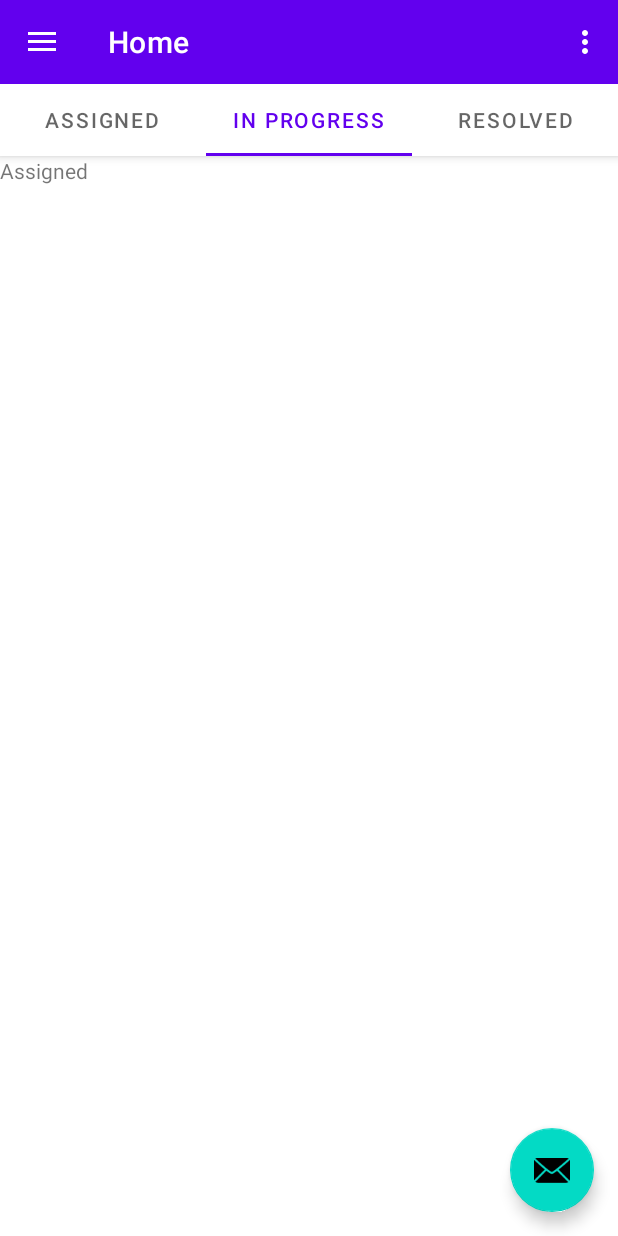
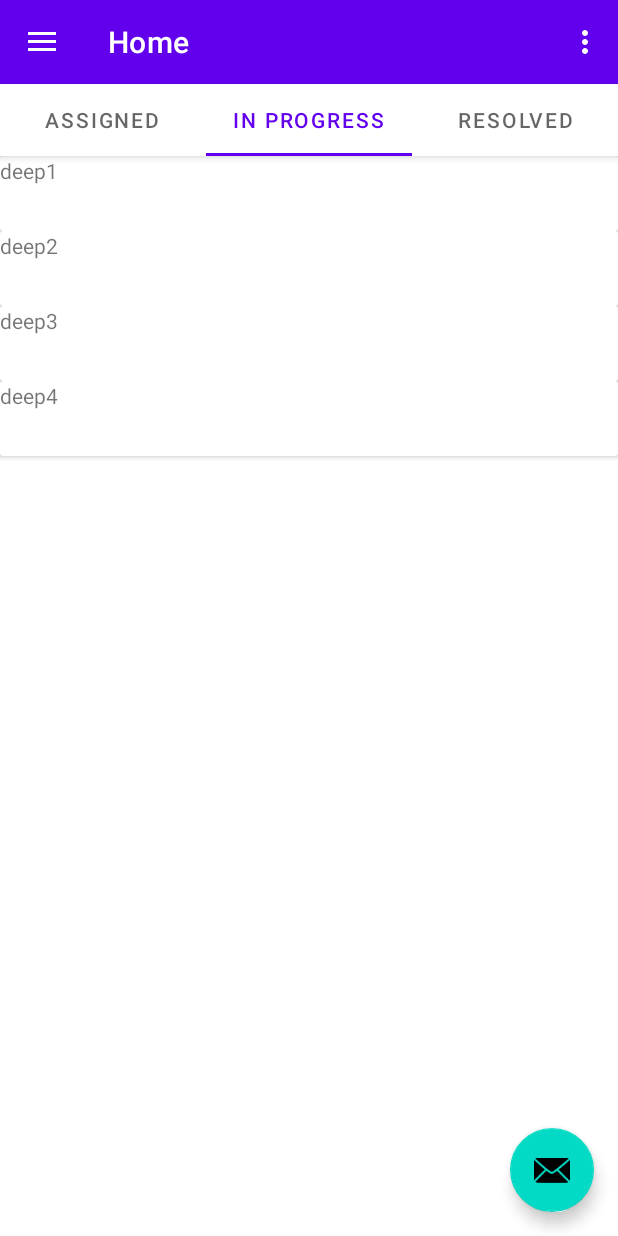
Before and after one commit to saikiaDeep/GrievifyAdmin, an Android app: the screen it shows after launch (StartActivity), tab 2 chosen, on a phone screen of 412 x 824 dp. Run offline under Robolectric (Android 15) with nearby library versions, the phone set to English and light mode, and no system bars; our stand-ins replace navigation-ui.

Commit message:
HomeScreen RecyclerView SetUp

```diff
--- /dev/null
+++ b/app/src/main/java/com/example/grievifyadmin/adapters/AssignedAdapter.kt
@@ -0,0 +1,36 @@
+package com.example.grievifyadmin.adapters
+
+import android.content.Context
+import android.content.Intent
+import android.view.LayoutInflater
+import android.view.ViewGroup
+import android.widget.Toast
+import androidx.recyclerview.widget.RecyclerView
+import com.example.grievifyadmin.dataClass.TicketData
+import com.example.grievifyadmin.databinding.TicketLayoutBinding
+
+class AssignedAdapter(private val context: Context?,
+                      private var ArrayList: ArrayList<TicketData>
+) :
+    RecyclerView.Adapter<AssignedAdapter.ItemsViewHolder>() {
+
+    inner class ItemsViewHolder(val adapterBinding: TicketLayoutBinding) :
+        RecyclerView.ViewHolder(adapterBinding.root)
+    override fun onCreateViewHolder(parent: ViewGroup, viewType: Int): ItemsViewHolder {
+        val binding=TicketLayoutBinding.inflate(LayoutInflater.from(parent.context),parent,false)
+
+        return ItemsViewHolder(binding)
+    }
+
+    override fun onBindViewHolder(holder: ItemsViewHolder, position: Int) {
+        holder.adapterBinding.textView2.text=ArrayList[position].userName
+        holder.itemView.setOnClickListener {
+           Toast.makeText(context,"Clicked",Toast.LENGTH_SHORT).show()
+        }
+    }
+
+    override fun getItemCount(): Int {
+        return ArrayList.size
+    }
+
+}
--- /dev/null
+++ b/app/src/main/java/com/example/grievifyadmin/dataClass/TicketData.kt
@@ -0,0 +1,14 @@
+package com.example.grievifyadmin.dataClass
+
+
+data class TicketData(val userName : String? = null,
+                    val userNo : String? = null, val category : String? = null,
+                    val priority : String? = null,
+                    val description: String?= null,
+                    val status : String? = null,
+                    val ticketID : String? = null,val complaintID : String? = null)
+{
+
+}
+
+//val imageList:ArrayList<String>?=null,
--- a/app/src/main/java/com/example/grievifyadmin/ui/main/AssignedFragment.kt
+++ b/app/src/main/java/com/example/grievifyadmin/ui/main/AssignedFragment.kt
@@ -5,7 +5,12 @@ import androidx.fragment.app.Fragment
 import android.view.LayoutInflater
 import android.view.View
 import android.view.ViewGroup
+import androidx.recyclerview.widget.GridLayoutManager
+import androidx.recyclerview.widget.LinearLayoutManager
 import com.example.grievifyadmin.R
+import com.example.grievifyadmin.adapters.AssignedAdapter
+import com.example.grievifyadmin.dataClass.TicketData
+import com.example.grievifyadmin.databinding.FragmentAssignedBinding
 
 // TODO: Rename parameter arguments, choose names that match
 // the fragment initialization parameters, e.g. ARG_ITEM_NUMBER
@@ -18,7 +23,7 @@ private const val ARG_PARAM2 = "param2"
  * create an instance of this fragment.
  */
 class AssignedFragment : Fragment() {
-    // TODO: Rename and change types of parameters
+
     private var param1: String? = null
     private var param2: String? = null
 
@@ -29,13 +34,22 @@ class AssignedFragment : Fragment() {
             param2 = it.getString(ARG_PARAM2)
         }
     }
+    private lateinit var binding: FragmentAssignedBinding
+    private val ticketModelArrayList=ArrayList<TicketData>()
 
     override fun onCreateView(
         inflater: LayoutInflater, container: ViewGroup?,
         savedInstanceState: Bundle?
     ): View? {
         // Inflate the layout for this fragment
-        return inflater.inflate(R.layout.fragment_assigned, container, false)
+        ticketModelArrayList.add(TicketData("deep1","2112129","sw","high","sad","inProgress","1234","5678"))
+        ticketModelArrayList.add(TicketData("deep2","2112129","sw","high","sad","inProgress","1234","5678"))
+        ticketModelArrayList.add(TicketData("deep3","2112129","sw","high","sad","inProgress","1234","5678"))
+        ticketModelArrayList.add(TicketData("deep4","2112129","sw","high","sad","inProgress","1234","5678"))
+        binding = FragmentAssignedBinding.inflate(layoutInflater)
+        binding.idRVAssigned.adapter= context?.let {it1-> AssignedAdapter(it1,ticketModelArrayList) }
+        binding.idRVAssigned.layoutManager= LinearLayoutManager(context)
+        return binding.root
     }
 
     companion object {
@@ -47,7 +61,6 @@ class AssignedFragment : Fragment() {
          * @param param2 Parameter 2.
          * @return A new instance of fragment AssignedFragment.
          */
-        // TODO: Rename and change types and number of parameters
         @JvmStatic
         fun newInstance(param1: String, param2: String) =
             AssignedFragment().apply {
--- a/app/src/main/java/com/example/grievifyadmin/ui/main/InProgressFragment.kt
+++ b/app/src/main/java/com/example/grievifyadmin/ui/main/InProgressFragment.kt
@@ -5,7 +5,12 @@ import androidx.fragment.app.Fragment
 import android.view.LayoutInflater
 import android.view.View
 import android.view.ViewGroup
+import androidx.recyclerview.widget.LinearLayoutManager
 import com.example.grievifyadmin.R
+import com.example.grievifyadmin.adapters.AssignedAdapter
+import com.example.grievifyadmin.dataClass.TicketData
+import com.example.grievifyadmin.databinding.FragmentAssignedBinding
+import com.example.grievifyadmin.databinding.FragmentInProgressBinding
 
 // TODO: Rename parameter arguments, choose names that match
 // the fragment initialization parameters, e.g. ARG_ITEM_NUMBER
@@ -29,13 +34,21 @@ class InProgressFragment : Fragment() {
             param2 = it.getString(ARG_PARAM2)
         }
     }
-
+    private lateinit var binding: FragmentInProgressBinding
+    private val ticketModelArrayList=ArrayList<TicketData>()
     override fun onCreateView(
         inflater: LayoutInflater, container: ViewGroup?,
         savedInstanceState: Bundle?
     ): View? {
         // Inflate the layout for this fragment
-        return inflater.inflate(R.layout.fragment_in_progress, container, false)
+        ticketModelArrayList.add(TicketData("deep1","2112129","sw","high","sad","inProgress","1234","5678"))
+        ticketModelArrayList.add(TicketData("deep2","2112129","sw","high","sad","inProgress","1234","5678"))
+        ticketModelArrayList.add(TicketData("deep3","2112129","sw","high","sad","inProgress","1234","5678"))
+        ticketModelArrayList.add(TicketData("deep4","2112129","sw","high","sad","inProgress","1234","5678"))
+        binding = FragmentInProgressBinding.inflate(layoutInflater)
+        binding.idRVProgress.adapter= context?.let {it1-> AssignedAdapter(it1,ticketModelArrayList) }
+        binding.idRVProgress.layoutManager= LinearLayoutManager(context)
+        return binding.root
     }
 
     companion object {
--- a/app/src/main/java/com/example/grievifyadmin/ui/main/ResolvedFragment.kt
+++ b/app/src/main/java/com/example/grievifyadmin/ui/main/ResolvedFragment.kt
@@ -5,7 +5,12 @@ import androidx.fragment.app.Fragment
 import android.view.LayoutInflater
 import android.view.View
 import android.view.ViewGroup
+import androidx.recyclerview.widget.LinearLayoutManager
 import com.example.grievifyadmin.R
+import com.example.grievifyadmin.adapters.AssignedAdapter
+import com.example.grievifyadmin.dataClass.TicketData
+import com.example.grievifyadmin.databinding.FragmentAssignedBinding
+import com.example.grievifyadmin.databinding.FragmentResolvedBinding
 
 // TODO: Rename parameter arguments, choose names that match
 // the fragment initialization parameters, e.g. ARG_ITEM_NUMBER
@@ -29,13 +34,21 @@ class ResolvedFragment : Fragment() {
             param2 = it.getString(ARG_PARAM2)
         }
     }
-
+    private lateinit var binding: FragmentResolvedBinding
+    private val ticketModelArrayList=ArrayList<TicketData>()
     override fun onCreateView(
         inflater: LayoutInflater, container: ViewGroup?,
         savedInstanceState: Bundle?
     ): View? {
         // Inflate the layout for this fragment
-        return inflater.inflate(R.layout.fragment_resolved, container, false)
+        ticketModelArrayList.add(TicketData("deep1","2112129","sw","high","sad","inProgress","1234","5678"))
+        ticketModelArrayList.add(TicketData("deep2","2112129","sw","high","sad","inProgress","1234","5678"))
+        ticketModelArrayList.add(TicketData("deep3","2112129","sw","high","sad","inProgress","1234","5678"))
+        ticketModelArrayList.add(TicketData("deep4","2112129","sw","high","sad","inProgress","1234","5678"))
+        binding = FragmentResolvedBinding.inflate(layoutInflater)
+        binding.idRVResolved.adapter= context?.let {it1-> AssignedAdapter(it1,ticketModelArrayList) }
+        binding.idRVResolved.layoutManager= LinearLayoutManager(context)
+        return binding.root
     }
 
     companion object {
--- a/app/src/main/java/com/example/grievifyadmin/ui/main/SectionsPagerAdapter.kt
+++ b/app/src/main/java/com/example/grievifyadmin/ui/main/SectionsPagerAdapter.kt
@@ -23,8 +23,8 @@ class SectionsPagerAdapter(private val context: Context, fm: FragmentManager) :
         // getItem is called to instantiate the fragment for the given page.
         // Return a PlaceholderFragment (defined as a static inner class below).
         return when(position) {
-            1-> AssignedFragment.newInstance("","")
-            2-> InProgressFragment.newInstance("","")
+            0-> AssignedFragment.newInstance("","")
+            1-> InProgressFragment.newInstance("","")
             else-> ResolvedFragment.newInstance("","")
         }
     }
--- a/app/src/main/res/layout/fragment_in_progress.xml
+++ b/app/src/main/res/layout/fragment_in_progress.xml
@@ -3,12 +3,17 @@
     xmlns:tools="http://schemas.android.com/tools"
     android:layout_width="match_parent"
     android:layout_height="match_parent"
+    xmlns:app="http://schemas.android.com/apk/res-auto"
     tools:context=".ui.main.InProgressFragment">
 
-    <!-- TODO: Update blank fragment layout -->
-    <TextView
+
+    <androidx.recyclerview.widget.RecyclerView
+        android:id="@+id/idRVProgress"
         android:layout_width="match_parent"
         android:layout_height="match_parent"
-        android:text="In progress" />
+        app:layout_constraintBottom_toBottomOf="parent"
+        app:layout_constraintEnd_toEndOf="parent"
+        app:layout_constraintStart_toStartOf="parent"
+        app:layout_constraintTop_toTopOf="parent" />
 
 </FrameLayout>
--- /dev/null
+++ b/app/src/main/res/layout/ticket_layout.xml
@@ -0,0 +1,18 @@
+<?xml version="1.0" encoding="utf-8"?>
+<androidx.cardview.widget.CardView xmlns:android="http://schemas.android.com/apk/res/android"
+    android:layout_width="match_parent"
+    android:layout_height="50dp">
+
+
+    <LinearLayout
+        android:layout_width="match_parent"
+        android:layout_height="match_parent"
+        android:orientation="vertical">
+
+        <TextView
+            android:id="@+id/textView2"
+            android:layout_width="match_parent"
+            android:layout_height="wrap_content"
+            android:text="TextView" />
+    </LinearLayout>
+</androidx.cardview.widget.CardView>
```
Also changed, not shown: app/src/main/java/com/example/grievifyadmin/adapters/InProgressAdapter.kt (added, +35 -0 lines), app/src/main/java/com/example/grievifyadmin/adapters/ResolvedAdapter.kt (added, +35 -0 lines), app/src/main/res/layout/fragment_assigned.xml (+8 -3 lines), app/src/main/res/layout/fragment_resolved.xml (+9 -3 lines).
